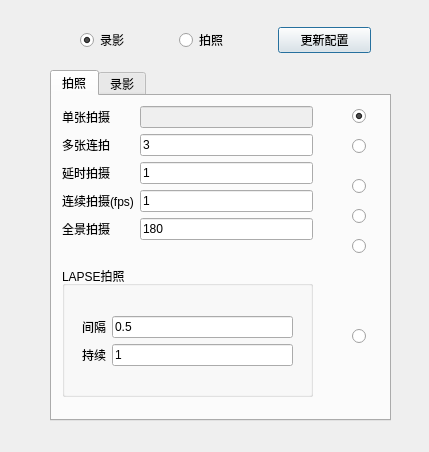
Qt form ui/photoandvideo.ui (kdjyljh/remogui) before a commit.
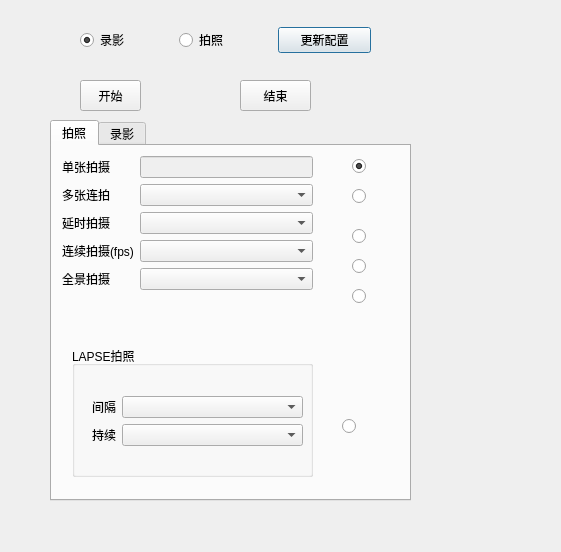
The same form after that commit. The open tabs and pages were chosen to show the change.

Commit message: camera mode for one level and aemodedialog

Patch:
```diff
--- a/ui/photoandvideo.ui
+++ b/ui/photoandvideo.ui
@@ -6,8 +6,8 @@
    <rect>
     <x>0</x>
     <y>0</y>
-    <width>429</width>
-    <height>452</height>
+    <width>561</width>
+    <height>552</height>
    </rect>
   </property>
   <property name="windowTitle">
@@ -17,9 +17,9 @@
    <property name="geometry">
     <rect>
      <x>50</x>
-     <y>70</y>
-     <width>341</width>
-     <height>351</height>
+     <y>120</y>
+     <width>361</width>
+     <height>381</height>
     </rect>
    </property>
    <property name="currentIndex">
@@ -35,7 +35,7 @@
        <x>10</x>
        <y>10</y>
        <width>251</width>
-       <height>151</height>
+       <height>182</height>
       </rect>
      </property>
      <layout class="QFormLayout" name="formLayout">
@@ -53,20 +53,6 @@
         </property>
        </widget>
       </item>
-      <item row="1" column="0">
-       <widget class="QLabel" name="Label_2">
-        <property name="text">
-         <string>多张连拍</string>
-        </property>
-       </widget>
-      </item>
-      <item row="1" column="1">
-       <widget class="QLineEdit" name="LineEdit_photo_multi">
-        <property name="text">
-         <string>3</string>
-        </property>
-       </widget>
-      </item>
       <item row="2" column="0">
        <widget class="QLabel" name="Label_3">
         <property name="text">
@@ -74,13 +60,6 @@
         </property>
        </widget>
       </item>
-      <item row="2" column="1">
-       <widget class="QLineEdit" name="LineEdit_photo_delayed">
-        <property name="text">
-         <string>1</string>
-        </property>
-       </widget>
-      </item>
       <item row="3" column="0">
        <widget class="QLabel" name="Label_4">
         <property name="text">
@@ -88,13 +67,6 @@
         </property>
        </widget>
       </item>
-      <item row="3" column="1">
-       <widget class="QLineEdit" name="LineEdit_photo_continus">
-        <property name="text">
-         <string>1</string>
-        </property>
-       </widget>
-      </item>
       <item row="4" column="0">
        <widget class="QLabel" name="Label_5">
         <property name="text">
@@ -102,21 +74,33 @@
         </property>
        </widget>
       </item>
-      <item row="4" column="1">
-       <widget class="QLineEdit" name="LineEdit_photo_panorama">
+      <item row="1" column="0">
+       <widget class="QLabel" name="Label_13">
         <property name="text">
-         <string>180</string>
+         <string>多张连拍</string>
         </property>
        </widget>
       </item>
+      <item row="1" column="1">
+       <widget class="QComboBox" name="ComboBox_SubWorkMode_MultiPhoto_Burst"/>
+      </item>
+      <item row="2" column="1">
+       <widget class="QComboBox" name="ComboBox_SubWorkMode_Photo_Delay"/>
+      </item>
+      <item row="3" column="1">
+       <widget class="QComboBox" name="ComboBox_SubWorkMode_MultiPhoto_Continue"/>
+      </item>
+      <item row="4" column="1">
+       <widget class="QComboBox" name="ComboBox_SubWorkMode_MultiPhoto_Panorama"/>
+      </item>
      </layout>
     </widget>
     <widget class="QGroupBox" name="groupBox">
      <property name="geometry">
       <rect>
-       <x>10</x>
-       <y>170</y>
-       <width>251</width>
+       <x>20</x>
+       <y>200</y>
+       <width>241</width>
        <height>131</height>
       </rect>
      </property>
@@ -140,13 +124,6 @@
          </property>
         </widget>
        </item>
-       <item row="0" column="1">
-        <widget class="QLineEdit" name="LineEdit_photo_lapse_intervalTime">
-         <property name="text">
-          <string>0.5</string>
-         </property>
-        </widget>
-       </item>
        <item row="1" column="0">
         <widget class="QLabel" name="Label_7">
          <property name="text">
@@ -154,12 +131,11 @@
          </property>
         </widget>
        </item>
+       <item row="0" column="1">
+        <widget class="QComboBox" name="ComboBox_LapseCapInterval"/>
+       </item>
        <item row="1" column="1">
-        <widget class="QLineEdit" name="LineEdit_photo_lapse_continueTime">
-         <property name="text">
-          <string>1</string>
-         </property>
-        </widget>
+        <widget class="QComboBox" name="ComboBox_LapseCapTotalTime"/>
        </item>
       </layout>
      </widget>
@@ -235,8 +211,8 @@
     <widget class="QRadioButton" name="radioButton_photo_lapse">
      <property name="geometry">
       <rect>
-       <x>300</x>
-       <y>230</y>
+       <x>290</x>
+       <y>270</y>
        <width>41</width>
        <height>21</height>
       </rect>
@@ -438,6 +414,32 @@
     </item>
    </layout>
   </widget>
+  <widget class="QPushButton" name="pushButton_Start">
+   <property name="geometry">
+    <rect>
+     <x>80</x>
+     <y>80</y>
+     <width>61</width>
+     <height>31</height>
+    </rect>
+   </property>
+   <property name="text">
+    <string>开始</string>
+   </property>
+  </widget>
+  <widget class="QPushButton" name="pushButton_Stop">
+   <property name="geometry">
+    <rect>
+     <x>240</x>
+     <y>80</y>
+     <width>71</width>
+     <height>31</height>
+    </rect>
+   </property>
+   <property name="text">
+    <string>结束</string>
+   </property>
+  </widget>
  </widget>
  <resources/>
  <connections/>
```
Left out of the diff: 62 changed lines with no effect on the pictures. The commit also changes 60 other files.
